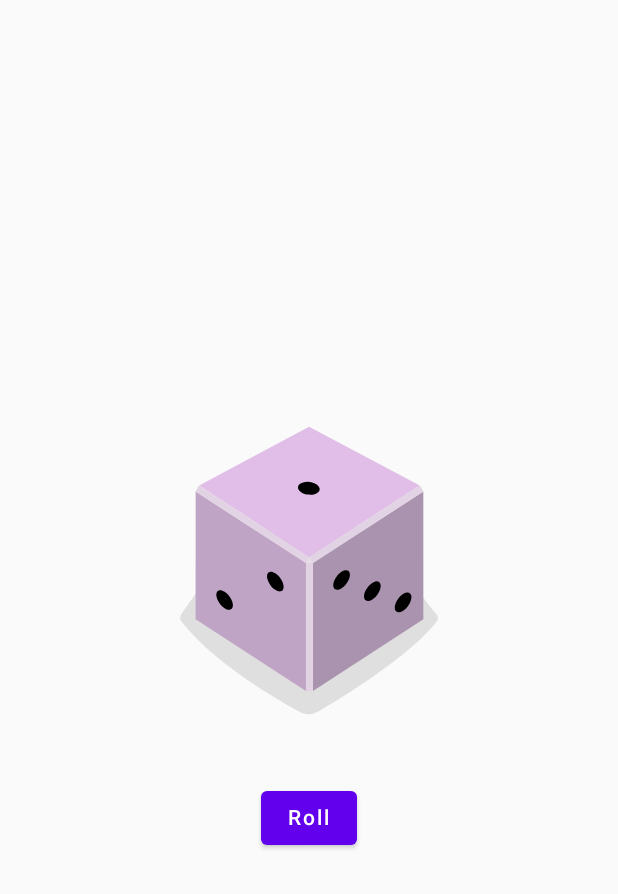
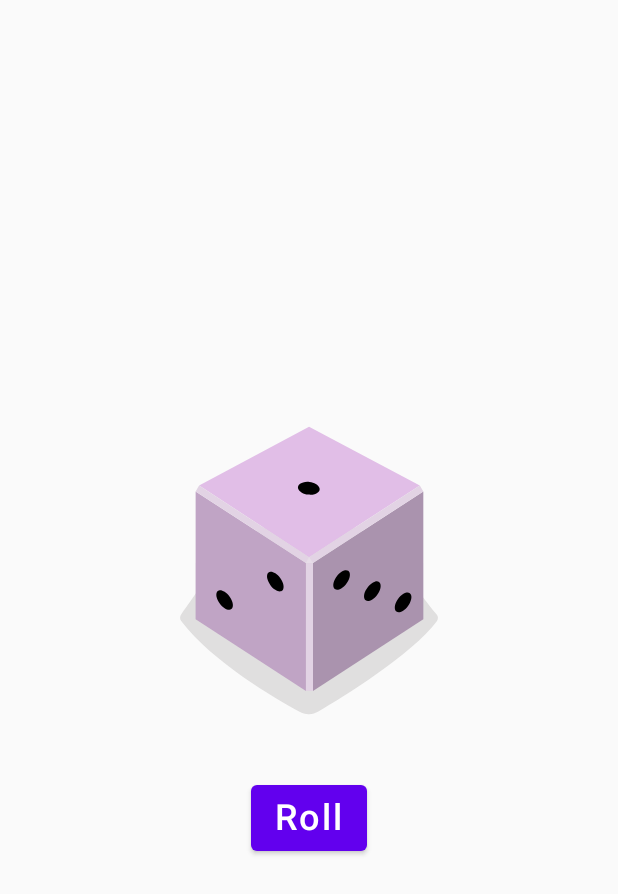
Before and after one commit to LottieAnne/dice-roller, an Android app built with Jetpack Compose: the screen it shows after launch (MainActivity), on a phone screen of 412 x 824 dp. Shown: the top 894 px of the screen. Run offline under Robolectric (Android 15) with nearby library versions, the phone set to English and light mode, and no system bars.

Commit message:
style: change button fontSize

```diff
--- a/app/src/main/java/com/example/diceroller/MainActivity.kt
+++ b/app/src/main/java/com/example/diceroller/MainActivity.kt
@@ -22,6 +22,7 @@ import androidx.compose.ui.res.painterResource
 import androidx.compose.ui.res.stringResource
 import androidx.compose.ui.tooling.preview.Preview
 import androidx.compose.ui.unit.dp
+import androidx.compose.ui.unit.sp
 import com.example.diceroller.ui.theme.DiceRollerTheme
 
 class MainActivity : ComponentActivity() {
@@ -57,7 +58,7 @@ fun DiceWithButtonAndImage(modifier: Modifier = Modifier) {
         )
         Spacer(modifier = Modifier.height(16.dp))
         Button(onClick = { result = (1..6).random() }) {
-            Text(stringResource(R.string.roll))
+            Text(stringResource(R.string.roll), fontSize = 24.sp)
         }
     }
 }
```
